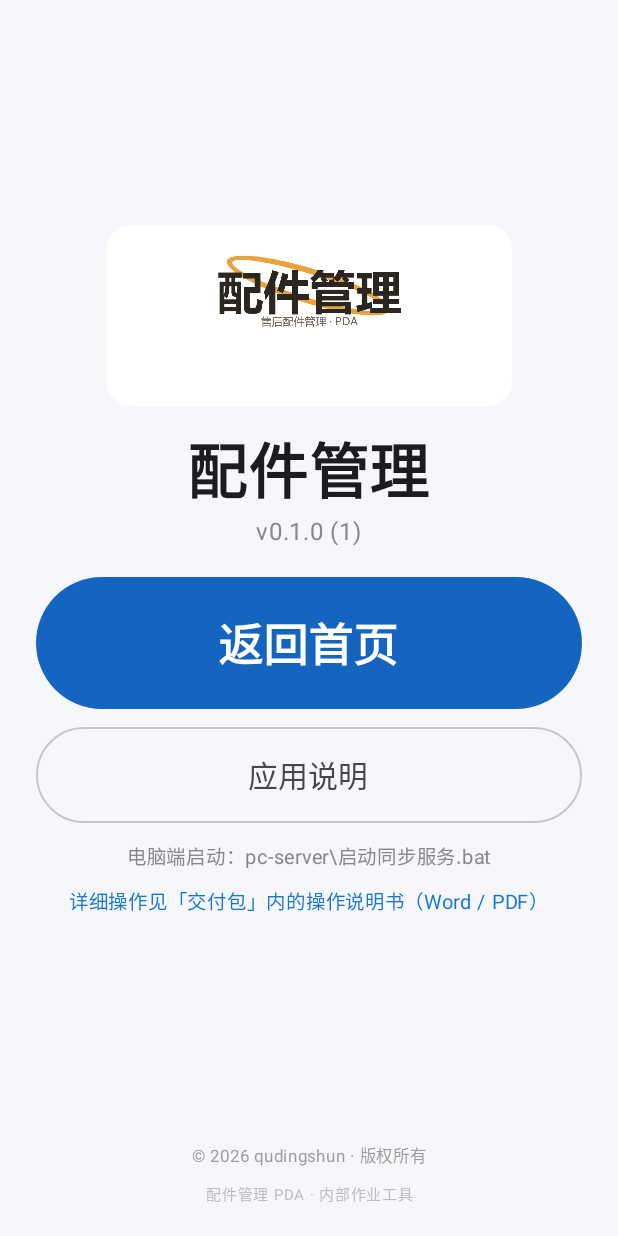
After one commit to qudingshun/peijian, an Android app built with Jetpack Compose: the composable AboutScreen shown on its own in the app's theme, on a phone screen of 412 x 824 dp. The commit adds this screen. Run offline under Robolectric (Android 15) with nearby library versions, the phone set to English and light mode, and no system bars.

Commit message:
feat: add about/copyright screen with project logo

```diff
--- a/app/src/main/java/com/peijian/pda/ui/AppRoot.kt
+++ b/app/src/main/java/com/peijian/pda/ui/AppRoot.kt
@@ -39,6 +39,7 @@ import androidx.compose.ui.text.font.FontWeight
 import androidx.compose.ui.unit.dp
 import androidx.compose.ui.unit.sp
 import androidx.lifecycle.compose.collectAsStateWithLifecycle
+import com.peijian.pda.ui.screen.AboutScreen
 import com.peijian.pda.ui.screen.ExportScreen
 import com.peijian.pda.ui.screen.HomeScreen
 import com.peijian.pda.ui.screen.OutboundScreen
@@ -54,7 +55,8 @@ enum class Screen(val title: String) {
     EXPORT("导出报表"),
     RECORDS("记录与查询"),
     SETTINGS("设置"),
-    SYNC("数据同步")
+    SYNC("数据同步"),
+    ABOUT("关于/版权")
 }
 
 @Composable
@@ -98,9 +100,10 @@ fun AppRoot(vm: AppViewModel) {
                     Screen.HOME -> "售后配件 · 出库 / 盘点 / 报表"
                     Screen.OUTBOUND -> vm.openShipment.value?.docNo ?: "扫描箱码登记发出"
                     Screen.STOCKTAKE -> vm.openCheck.value?.batchNo ?: "扫描箱码核对在库"
+                    Screen.ABOUT -> "版本与版权信息"
                     else -> null
                 },
-                onBack = if (screen == Screen.SETTINGS || screen == Screen.SYNC) ({ screen = Screen.HOME }) else null,
+                onBack = if (screen == Screen.SETTINGS || screen == Screen.SYNC || screen == Screen.ABOUT) ({ screen = Screen.HOME }) else null,
                 actions = {
                     if (screen == Screen.HOME) {
                         IconButton(onClick = { screen = Screen.SETTINGS }) {
@@ -130,6 +133,7 @@ fun AppRoot(vm: AppViewModel) {
                 Screen.RECORDS -> RecordsScreen(vm)
                 Screen.SETTINGS -> SettingsScreen(vm)
                 Screen.SYNC -> SyncScreen(vm)
+                Screen.ABOUT -> AboutScreen(onBack = { screen = Screen.HOME })
             }
 
             if (busy) {
--- /dev/null
+++ b/app/src/main/java/com/peijian/pda/ui/screen/AboutScreen.kt
@@ -0,0 +1,156 @@
+package com.peijian.pda.ui.screen
+
+import androidx.compose.foundation.Image
+import androidx.compose.foundation.background
+import androidx.compose.foundation.layout.Arrangement
+import androidx.compose.foundation.layout.Column
+import androidx.compose.foundation.layout.Spacer
+import androidx.compose.foundation.layout.fillMaxSize
+import androidx.compose.foundation.layout.fillMaxWidth
+import androidx.compose.foundation.layout.height
+import androidx.compose.foundation.layout.padding
+import androidx.compose.foundation.layout.width
+import androidx.compose.foundation.rememberScrollState
+import androidx.compose.foundation.shape.RoundedCornerShape
+import androidx.compose.foundation.verticalScroll
+import androidx.compose.material3.Button
+import androidx.compose.material3.ButtonDefaults
+import androidx.compose.material3.MaterialTheme
+import androidx.compose.material3.OutlinedButton
+import androidx.compose.material3.Text
+import androidx.compose.runtime.Composable
+import androidx.compose.runtime.getValue
+import androidx.compose.runtime.mutableStateOf
+import androidx.compose.runtime.remember
+import androidx.compose.runtime.setValue
+import androidx.compose.ui.Alignment
+import androidx.compose.ui.Modifier
+import androidx.compose.ui.graphics.Color
+import androidx.compose.ui.layout.ContentScale
+import androidx.compose.ui.res.painterResource
+import androidx.compose.ui.res.stringResource
+import androidx.compose.ui.text.font.FontWeight
+import androidx.compose.ui.unit.dp
+import androidx.compose.ui.unit.sp
+import com.peijian.pda.BuildConfig
+import com.peijian.pda.R
+import com.peijian.pda.ui.SectionCard
+
+/**
+ * 关于/版权页：版式参照 saoma 项目首页——居中品牌区 + 全宽主按钮 + 贴底版权行。
+ * Logo 为本项目原创图案，只沿用「深色字 + 琥珀色环绕线」的视觉语言，不使用第三方商标。
+ */
+@Composable
+fun AboutScreen(onBack: () -> Unit) {
+    var showInfo by remember { mutableStateOf(false) }
+
+    Column(
+        Modifier
+            .fillMaxSize()
+            .padding(horizontal = 24.dp, vertical = 12.dp)
+    ) {
+        Column(
+            Modifier
+                .weight(1f)
+                .fillMaxWidth()
+                .verticalScroll(rememberScrollState()),
+            verticalArrangement = Arrangement.Center,
+            horizontalAlignment = Alignment.CenterHorizontally
+        ) {
+            // 透明底 logo：套白色圆角底衬，与 saoma 首页同款修饰
+            Image(
+                painter = painterResource(R.drawable.logo),
+                contentDescription = "配件管理 Logo",
+                modifier = Modifier
+                    .width(270.dp)
+                    .background(Color.White, RoundedCornerShape(16.dp))
+                    .padding(horizontal = 14.dp, vertical = 12.dp),
+                contentScale = ContentScale.Fit
+            )
+            Spacer(Modifier.height(12.dp))
+            Text(stringResource(R.string.app_name), fontSize = 40.sp, fontWeight = FontWeight.Bold)
+            Text(
+                "v${BuildConfig.VERSION_NAME} (${BuildConfig.VERSION_CODE})",
+                fontSize = 16.sp,
+                color = Color.Gray
+            )
+            Spacer(Modifier.height(18.dp))
+
+            Button(
+                onClick = onBack,
+                elevation = ButtonDefaults.buttonElevation(defaultElevation = 0.dp),
+                modifier = Modifier
+                    .fillMaxWidth()
+                    .height(88.dp)
+            ) {
+                Text("返回首页", fontSize = 30.sp, fontWeight = FontWeight.Bold)
+            }
+            Spacer(Modifier.height(12.dp))
+            OutlinedButton(
+                onClick = { showInfo = !showInfo },
+                modifier = Modifier
+                    .fillMaxWidth()
+                    .height(64.dp)
+            ) {
+                Text(if (showInfo) "收起应用说明" else "应用说明", fontSize = 20.sp)
+            }
+
+            if (showInfo) {
+                Spacer(Modifier.height(12.dp))
+                SectionCard("配件管理 PDA") {
+                    InfoRow("版本", "${BuildConfig.VERSION_NAME}（${BuildConfig.VERSION_CODE}）")
+                    InfoRow("包名", "com.peijian.pda")
+                    InfoRow("用途", "整箱扫码出库、扫箱盘点、库存清单与物料汇总导出")
+                    InfoRow("同步", "电脑端 FastAPI 服务 + WiFi 增量拉取，也可在本机导入 Excel")
+                    InfoRow("项目地址", "github.com/qudingshun/peijian")
+                }
+            }
+
+            Spacer(Modifier.height(10.dp))
+            Text(
+                "电脑端启动：pc-server\\启动同步服务.bat",
+                fontSize = 13.sp,
+                color = Color.Gray
+            )
+            Text(
+                "详细操作见「交付包」内的操作说明书（Word / PDF）",
+                fontSize = 13.sp,
+                color = Color(0xFF1976D2),
+                modifier = Modifier.padding(top = 6.dp)
+            )
+        }
+
+        // 版权行固定在页面最下方，不随内容滚动
+        Column(
+            Modifier
+                .align(Alignment.CenterHorizontally)
+                .padding(top = 8.dp, bottom = 4.dp),
+            horizontalAlignment = Alignment.CenterHorizontally
+        ) {
+            Text(
+                "© 2026 qudingshun · 版权所有",
+                fontSize = 11.sp,
+                color = Color(0xFF9E9E9E)
+            )
+            Text(
+                "配件管理 PDA · 内部作业工具",
+                fontSize = 10.sp,
+                color = Color(0xFFBDBDBD),
+                modifier = Modifier.padding(top = 2.dp)
+            )
+        }
+    }
+}
+
+@Composable
+private fun InfoRow(label: String, value: String) {
+    Column(Modifier.padding(vertical = 2.dp)) {
+        Text(label, fontSize = 10.sp, color = MaterialTheme.colorScheme.onSurfaceVariant)
+        Text(
+            value,
+            fontSize = 12.sp,
+            fontWeight = FontWeight.Medium,
+            color = MaterialTheme.colorScheme.onSurface
+        )
+    }
+}
--- a/app/src/main/java/com/peijian/pda/ui/screen/HomeScreen.kt
+++ b/app/src/main/java/com/peijian/pda/ui/screen/HomeScreen.kt
@@ -18,6 +18,7 @@ import androidx.compose.material.icons.Icons
 import androidx.compose.material.icons.filled.Checklist
 import androidx.compose.material.icons.filled.FileDownload
 import androidx.compose.material.icons.filled.History
+import androidx.compose.material.icons.filled.Info
 import androidx.compose.material.icons.filled.Inventory2
 import androidx.compose.material.icons.filled.QrCodeScanner
 import androidx.compose.material.icons.filled.Search
@@ -103,6 +104,11 @@ fun HomeScreen(vm: AppViewModel, onNavigate: (Screen) -> Unit, onSettings: () ->
             }
             QuickAction(Icons.Filled.Settings, "设置", "条码/操作员/服务器", Modifier.weight(1f)) {
                 onSettings()
+            }
+        }
+        Row(horizontalArrangement = Arrangement.spacedBy(10.dp)) {
+            QuickAction(Icons.Filled.Info, "关于/版权", "版本与版权信息", Modifier.weight(1f)) {
+                onNavigate(Screen.ABOUT)
             }
         }
 
--- a/app/src/main/java/com/peijian/pda/ui/screen/SettingsScreen.kt
+++ b/app/src/main/java/com/peijian/pda/ui/screen/SettingsScreen.kt
@@ -24,6 +24,7 @@ import androidx.compose.ui.text.font.FontWeight
 import androidx.compose.ui.unit.dp
 import androidx.compose.ui.unit.sp
 import androidx.lifecycle.compose.collectAsStateWithLifecycle
+import com.peijian.pda.BuildConfig
 import com.peijian.pda.barcode.BarcodeRules
 import com.peijian.pda.importer.PackingImporter
 import com.peijian.pda.scan.Haptics
@@ -202,7 +203,7 @@ fun SettingsScreen(vm: AppViewModel) {
         ) { Text("保存设置") }
 
         SectionCard("关于") {
-            Text("配件管理 PDA  v0.1.0", fontSize = 12.sp, fontWeight = FontWeight.Medium)
+            Text("配件管理 PDA  v${BuildConfig.VERSION_NAME}", fontSize = 12.sp, fontWeight = FontWeight.Medium)
             Text(
                 "Android 手持 + 电脑端同步服务；数据格式参考「配件记录.xlsx / 打包记录」。",
                 fontSize = 10.sp,
```
Also changed, not shown: app/src/main/res/drawable-nodpi/logo.png (added), 1 other file.
